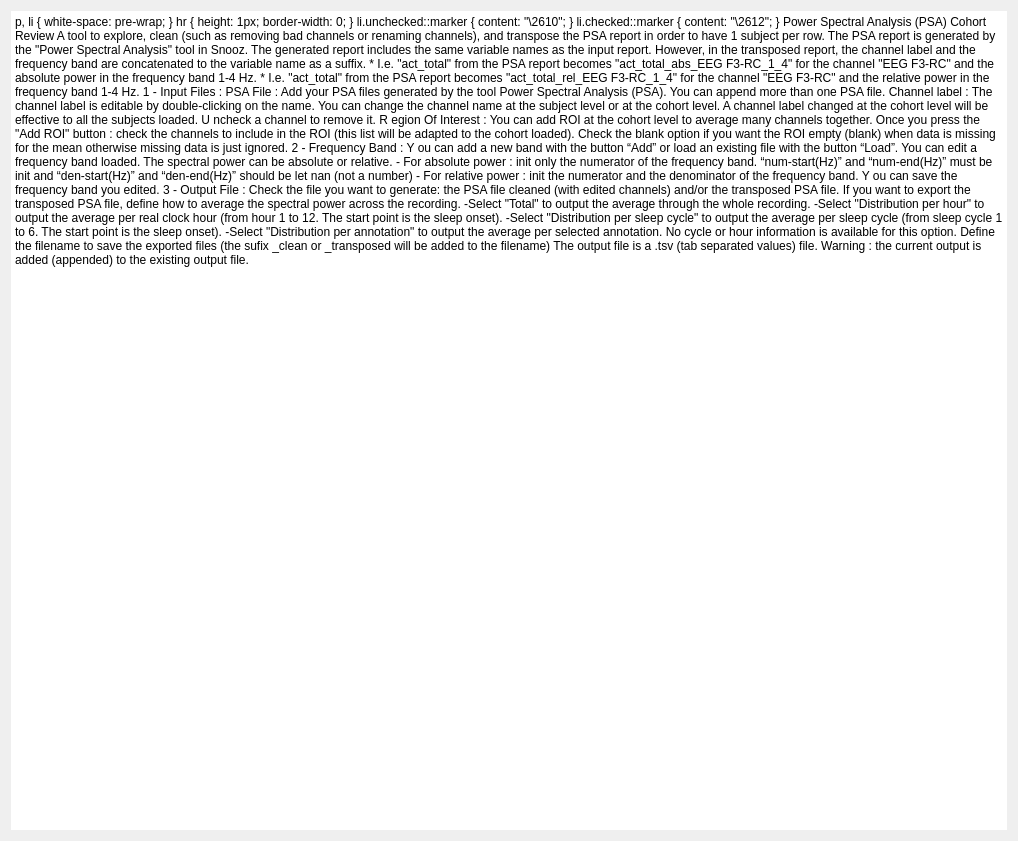
SnoozToolbox/snooz-package-ceams, file tools/CEAMSTools/PSACohortReview/IntroStep/Ui_IntroStep.ui: the form before one commit.
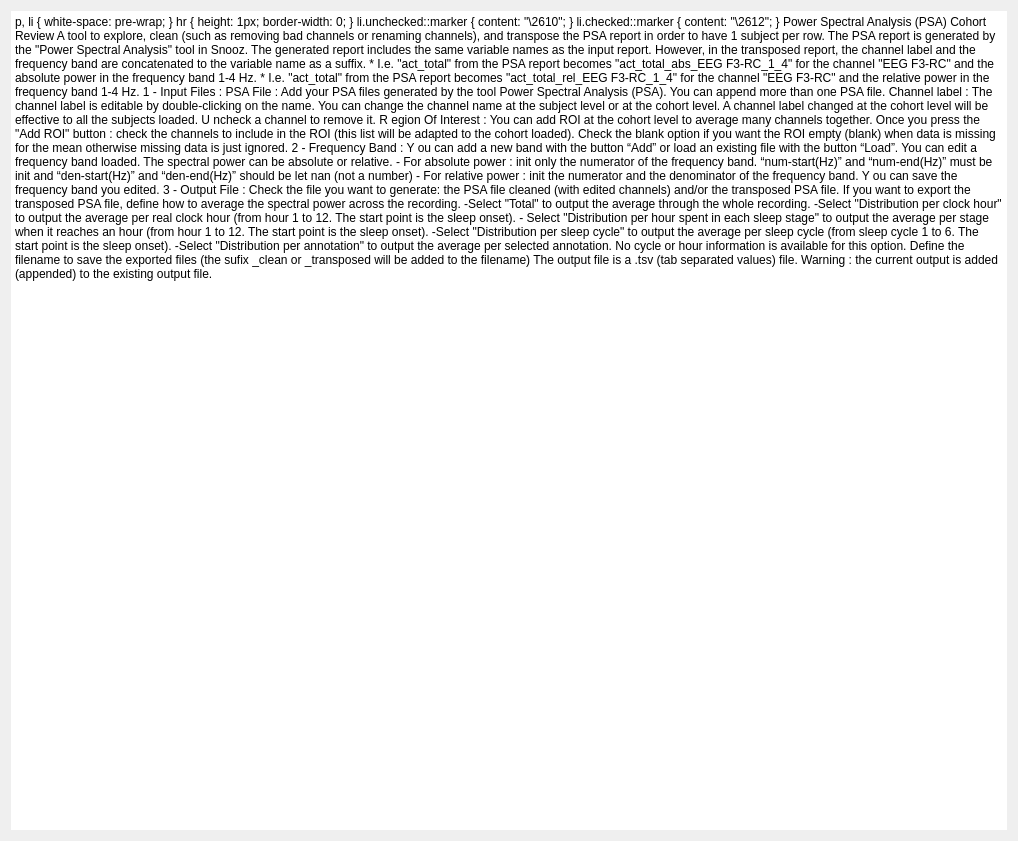
The form after the commit.

Patch:
```diff
--- a/tools/CEAMSTools/PSACohortReview/IntroStep/Ui_IntroStep.ui
+++ b/tools/CEAMSTools/PSACohortReview/IntroStep/Ui_IntroStep.ui
@@ -81,7 +81,9 @@
 &lt;p style=&quot;-qt-paragraph-type:empty; margin-top:0px; margin-bottom:0px; margin-left:0px; margin-right:0px; -qt-block-indent:0; text-indent:0px; text-decoration: underline;&quot;&gt;&lt;br /&gt;&lt;/p&gt;
 &lt;p style=&quot; margin-top:0px; margin-bottom:0px; margin-left:0px; margin-right:0px; -qt-block-indent:0; text-indent:0px;&quot;&gt;	If you want to export the transposed PSA file, &lt;br /&gt;	define how to average the spectral power across the recording.&lt;br /&gt;&lt;/p&gt;
 &lt;p style=&quot; margin-top:0px; margin-bottom:0px; margin-left:0px; margin-right:0px; -qt-block-indent:0; text-indent:0px;&quot;&gt;	-Select &amp;quot;Total&amp;quot; to output the average through the whole recording.&lt;br /&gt;&lt;/p&gt;
-&lt;p style=&quot; margin-top:0px; margin-bottom:0px; margin-left:0px; margin-right:0px; -qt-block-indent:0; text-indent:0px;&quot;&gt;	-Select &amp;quot;Distribution per hour&amp;quot; to output the average per real clock hour&lt;br /&gt;	(from hour 1 to 12.  The start point is the sleep onset).&lt;br /&gt;&lt;/p&gt;
+&lt;p style=&quot; margin-top:0px; margin-bottom:0px; margin-left:0px; margin-right:0px; -qt-block-indent:0; text-indent:0px;&quot;&gt;	-Select &amp;quot;Distribution per clock hour&amp;quot; to output the average per real clock hour&lt;br /&gt;	(from hour 1 to 12.  The start point is the sleep onset).&lt;/p&gt;
+&lt;p style=&quot; margin-top:0px; margin-bottom:0px; margin-left:0px; margin-right:0px; -qt-block-indent:0; text-indent:0px;&quot;&gt;	&lt;/p&gt;
+&lt;p style=&quot; margin-top:0px; margin-bottom:0px; margin-left:0px; margin-right:0px; -qt-block-indent:0; text-indent:0px;&quot;&gt;	- Select &amp;quot;Distribution per hour spent in each sleep stage&amp;quot; to output the average per stage when it reaches an hour&lt;br /&gt;	(from hour 1 to 12.  The start point is the sleep onset).&lt;br /&gt;&lt;/p&gt;
 &lt;p style=&quot; margin-top:0px; margin-bottom:0px; margin-left:0px; margin-right:0px; -qt-block-indent:0; text-indent:0px;&quot;&gt;	-Select &amp;quot;Distribution per sleep cycle&amp;quot; to output the average per sleep cycle&lt;/p&gt;
 &lt;p style=&quot; margin-top:0px; margin-bottom:0px; margin-left:0px; margin-right:0px; -qt-block-indent:0; text-indent:0px;&quot;&gt;	(from sleep cycle 1 to 6.  The start point is the sleep onset).&lt;br /&gt;&lt;/p&gt;
 &lt;p style=&quot; margin-top:0px; margin-bottom:0px; margin-left:0px; margin-right:0px; -qt-block-indent:0; text-indent:0px;&quot;&gt;	-Select &amp;quot;Distribution per annotation&amp;quot; to output the average per selected annotation.&lt;br /&gt;	No cycle or hour information is available for this option.&lt;/p&gt;
```
